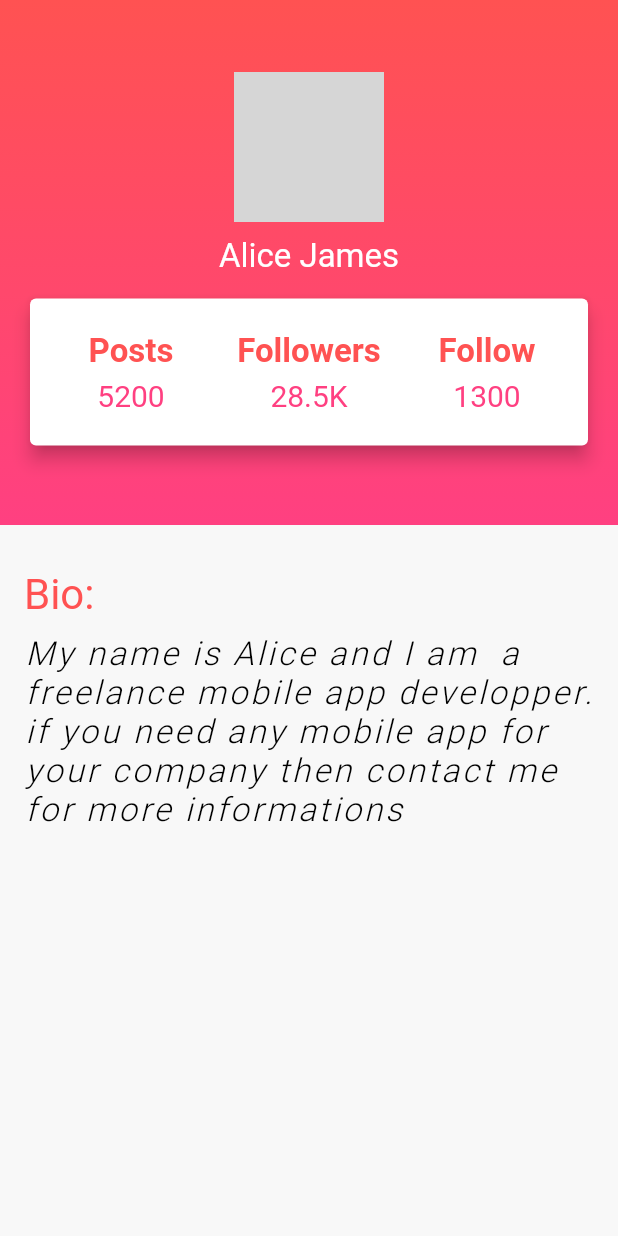
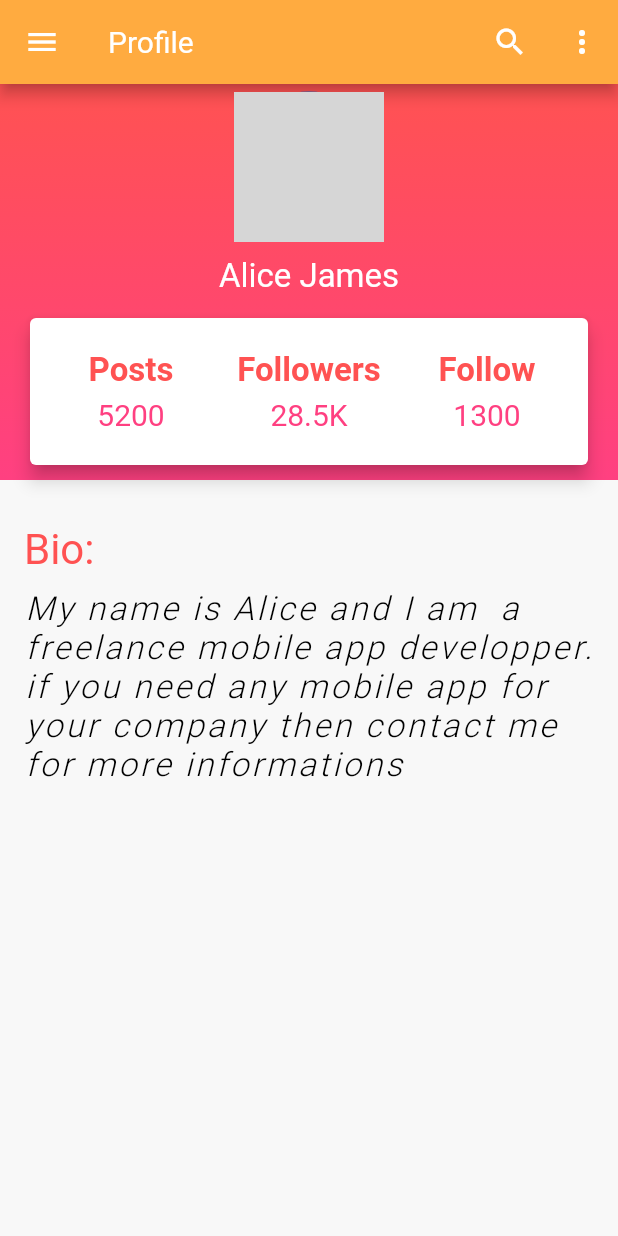
Before and after one commit to hiranthaPeiris/mum_care_app, a Flutter app: the Profile screen opened by its route, on a phone screen of 412 x 824 dp. Run offline on Flutter 3.47's test engine with Material 2 defaults, Android fonts, the phone set to English and light mode, and no system bars; our stand-ins replace firebase_auth, firebase_core, flutter_svg; missing offline and left inert: sign_button; accounts and stored records are empty; network calls fail; project files that could hold a hidden picture were left out; grey boxes are pictures that could not be loaded.

Commit message:
navigate data in profile

```diff
--- a/lib/main.dart
+++ b/lib/main.dart
@@ -1,6 +1,5 @@
 import 'package:firebase_core/firebase_core.dart';
 import 'package:flutter/material.dart';
-
 
 import 'package:mun_care_app/RouteGenerator.dart';
 import 'package:mun_care_app/models/UserM.dart';
@@ -8,9 +7,6 @@ import 'package:mun_care_app/screens/Error/ErrorView.dart';
 import 'package:mun_care_app/services/AuthServices.dart';
 import 'package:provider/provider.dart';
 import 'helpers/Constants.dart';
-
-
-
 
 void main() {
   WidgetsFlutterBinding.ensureInitialized();
@@ -39,7 +35,7 @@ class _MyAppState extends State<MyApp> {
           textTheme:
               Theme.of(context).textTheme.apply(displayColor: kTextColor),
         ),
-        initialRoute: '/',
+        initialRoute: '/profile',
         onGenerateRoute: RouteGenerator.generateRoute,
       ),
     );
--- a/lib/screens/Profile/Profile.dart
+++ b/lib/screens/Profile/Profile.dart
@@ -1,9 +1,106 @@
 import 'package:flutter/material.dart';
+import 'package:mun_care_app/helpers/Constants.dart';
+import 'package:mun_care_app/screens/registration/ComFamReg.dart';
+import 'package:mun_care_app/screens/registration/PreFamReg.dart';
 
 class Profile extends StatelessWidget {
   @override
   Widget build(BuildContext context) {
-    return Scaffold(
+    return DefaultTabController(
+      length: 3,
+      child: SafeArea(
+        child: Scaffold(
+          appBar: AppBar(
+            title: Text("Profile"),
+            backgroundColor: Colors.orangeAccent,
+            /*leading: IconButton(
+              icon: Icon(Icons.menu),
+              onPressed: () {},
+            ),*/
+            actions: <Widget>[
+              IconButton(icon: Icon(Icons.search), onPressed: () {}),
+              IconButton(icon: Icon(Icons.more_vert), onPressed: () {}),
+            ],
+            /*bottom: TabBar(
+              tabs: [
+                Tab(icon: Icon(Icons.directions_car)),
+                Tab(icon: Icon(Icons.directions_transit)),
+                Tab(icon: Icon(Icons.directions_bike)),
+              ],*/
+          ),
+          drawer: Drawer(
+            child: ListView(
+              padding: EdgeInsets.zero,
+              children: <Widget>[
+                //height: 5.0,
+                /*DrawerHeader(
+                  child: Text(
+                    'Edit profile',
+                    style: TextStyle(fontSize: 20.0, color: Colors.white70),
+                  ),
+                  decoration: BoxDecoration(
+                    border: Border.all(),
+                    color: Colors.blue,
+                  ),
+                ),*/
+                UserAccountsDrawerHeader(
+                  accountEmail: Text("Alice@gmail.com"),
+                  accountName: Text(
+                    "Alice James",
+                    style: TextStyle(fontSize: 20.0),
+                  ),
+                  currentAccountPicture: ClipRRect(
+                    borderRadius: BorderRadius.circular(110),
+                    child: CircleAvatar(
+                      backgroundImage: NetworkImage(
+                        "https://www.rd.com/wp-content/uploads/2017/09/01-shutterstock_476340928-Irina-Bg.jpg",
+                      ),
+                    ),
+                    //child: ,
+                  ),
+                  otherAccountsPictures: <Widget>[
+                    ClipRRect(
+                      borderRadius: BorderRadius.circular(110),
+                      child: Image.asset(
+                        "assets/images/pro3.jpg",
+                        fit: BoxFit.cover,
+                      ),
+                    ),
+                    ClipRRect(
+                      borderRadius: BorderRadius.circular(110),
+                      child: Image.asset(
+                        "assets/images/pro2.jpg",
+                        fit: BoxFit.cover,
+                      ),
+                    )
+                  ],
+                ),
+
+                ListTile(
+                  title: Text(
+                    'Edit Competency Fam Data',
+                    style: TextStyle(fontSize: 20.0),
+                  ),
+                  onTap: () {
+                    Navigator.pop(context);
+                    Navigator.push(context,
+                        MaterialPageRoute(builder: (context) => ComFamReg()));
+                  },
+                ),
+                ListTile(
+                  title: Text(
+                    'Edit Pregncy  Data',
+                    style: TextStyle(fontSize: 20.0),
+                  ),
+                  onTap: () {
+                    Navigator.pop(context);
+                    Navigator.push(context,
+                        MaterialPageRoute(builder: (context) => PreFamReg()));
+                  },
+                ),
+              ],
+            ),
+          ),
           body: Column(
             children: <Widget>[
               Container(
@@ -11,10 +108,12 @@ class Profile extends StatelessWidget {
                       gradient: LinearGradient(
                     begin: Alignment.topCenter,
                     end: Alignment.bottomCenter,
-                      colors: [Colors.redAccent, Colors.pinkAccent])),
+                    colors: [Colors.redAccent, Colors.pinkAccent],
+                    //tileMode: TileMode.repeated,
+                  )),
                   child: Container(
                     width: double.infinity,
-                height: 350.0,
+                    height: 264.0,
                     child: Center(
                       child: Column(
                         crossAxisAlignment: CrossAxisAlignment.center,
@@ -132,8 +231,8 @@ class Profile extends StatelessWidget {
                   )),
               Container(
                 child: Padding(
-              padding:
-                  const EdgeInsets.symmetric(vertical: 30.0, horizontal: 16.0),
+                  padding: const EdgeInsets.symmetric(
+                      vertical: 30.0, horizontal: 16.0),
                   child: Column(
                     mainAxisAlignment: MainAxisAlignment.center,
                     crossAxisAlignment: CrossAxisAlignment.start,
@@ -168,6 +267,8 @@ class Profile extends StatelessWidget {
               ),
             ],
           ),
+        ),
+      ),
     );
   }
 }
--- a/lib/screens/reminders/ScheduleClinic.dart
+++ b/lib/screens/reminders/ScheduleClinic.dart
@@ -51,7 +51,7 @@ class _ScheduleClinicState extends State<ScheduleClinic> {
             Container(
               padding: EdgeInsets.all(15),
               child: Text(
-                'New Home Visits',
+                'New Clinics',
                 style: TextStyle(
                   color: Colors.lightBlue,
                   fontSize: 24,
--- a/pubspec.yaml
+++ b/pubspec.yaml
@@ -50,7 +50,8 @@ flutter:
   # To add assets to your application, add an assets section, like this:
   assets:
     - assets/icons/
-    - assets/images/
+    - assets/images/pro2.jpg
+    - assets/images/pro3.jpg
 
   # An image asset can refer to one or more resolution-specific "variants", see
   # https://flutter.dev/assets-and-images/#resolution-aware.
```
Also changed, not shown: lib/screens/registration/ComFamReg.dart (+10 -10 lines), lib/screens/registration/PreFamReg.dart (+24 -35 lines), assets/images/pro3.jpg (added), 1 other file. Lines whose indentation alone changed are shown as unchanged.
